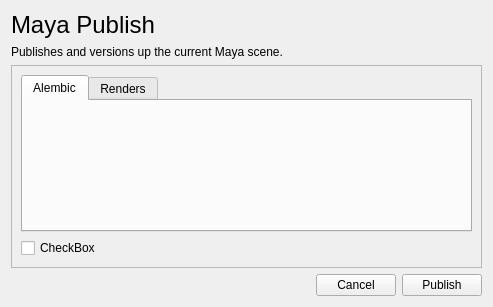
Qt form UI/publish.ui (ericandrsson/projManager) before a commit.
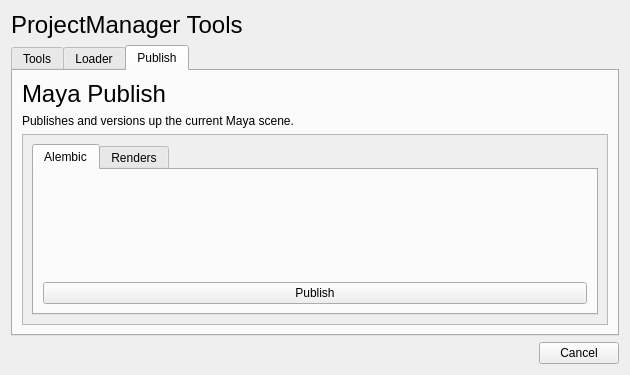
The same form after that commit.

Diff of the .ui file:
```diff
--- a/UI/publish.ui
+++ b/UI/publish.ui
@@ -6,20 +6,55 @@
    <rect>
     <x>0</x>
     <y>0</y>
-    <width>493</width>
-    <height>307</height>
+    <width>630</width>
+    <height>375</height>
    </rect>
   </property>
+  <property name="minimumSize">
+   <size>
+    <width>630</width>
+    <height>375</height>
+   </size>
+  </property>
+  <property name="baseSize">
+   <size>
+    <width>630</width>
+    <height>375</height>
+   </size>
+  </property>
   <property name="windowTitle">
    <string>Form</string>
   </property>
   <layout class="QGridLayout" name="gridLayout">
+   <property name="sizeConstraint">
+    <enum>QLayout::SetMinimumSize</enum>
+   </property>
    <item row="1" column="0">
-    <layout class="QVBoxLayout" name="verticalLayout_3" stretch="0,1,10">
+    <layout class="QVBoxLayout" name="verticalLayout_3" stretch="0">
      <property name="spacing">
       <number>3</number>
      </property>
      <item>
+      <widget class="QTabWidget" name="tabWidget">
+       <property name="currentIndex">
+        <number>2</number>
+       </property>
+       <widget class="QWidget" name="tools_tab">
+        <attribute name="title">
+         <string>Tools</string>
+        </attribute>
+       </widget>
+       <widget class="QWidget" name="loader_tab">
+        <attribute name="title">
+         <string>Loader</string>
+        </attribute>
+       </widget>
+       <widget class="QWidget" name="publish_tab">
+        <attribute name="title">
+         <string>Publish</string>
+        </attribute>
+        <layout class="QVBoxLayout" name="verticalLayout">
+         <item>
       <widget class="QLabel" name="maya_publish_label">
        <property name="font">
         <font>
@@ -39,8 +74,6 @@
       </widget>
      </item>
      <item>
-      <layout class="QHBoxLayout" name="horizontalLayout_2">
-       <item>
         <widget class="QScrollArea" name="scrollArea">
          <property name="widgetResizable">
           <bool>true</bool>
@@ -50,8 +83,8 @@
            <rect>
             <x>0</x>
             <y>0</y>
-            <width>469</width>
-            <height>202</height>
+              <width>586</width>
+              <height>195</height>
            </rect>
           </property>
           <layout class="QVBoxLayout" name="verticalLayout_6">
@@ -78,27 +111,29 @@
                  </property>
                 </spacer>
                </item>
-              </layout>
-             </widget>
-             <widget class="QWidget" name="">
+                 <item>
+                  <widget class="QPushButton" name="publish_btn">
+                   <property name="text">
+                    <string>Publish</string>
+                   </property>
+                  </widget>
+                 </item>
+                </layout>
+               </widget>
+               <widget class="QWidget" name="widget">
               <attribute name="title">
                <string>Renders</string>
               </attribute>
              </widget>
             </widget>
            </item>
-           <item>
-            <widget class="QCheckBox" name="checkBox">
-             <property name="text">
-              <string>CheckBox</string>
-             </property>
-            </widget>
-           </item>
           </layout>
          </widget>
         </widget>
        </item>
       </layout>
+       </widget>
+      </widget>
      </item>
     </layout>
    </item>
@@ -124,14 +159,19 @@
        </property>
       </widget>
      </item>
-     <item>
-      <widget class="QPushButton" name="publish_btn">
+    </layout>
+   </item>
+   <item row="0" column="0">
+    <widget class="QLabel" name="label">
+     <property name="font">
+      <font>
+       <pointsize>18</pointsize>
+      </font>
+     </property>
        <property name="text">
-        <string>Publish</string>
-       </property>
-      </widget>
-     </item>
-    </layout>
+      <string>ProjectManager Tools</string>
+     </property>
+    </widget>
    </item>
   </layout>
  </widget>
```
Lines whose indentation alone changed are shown as unchanged.
